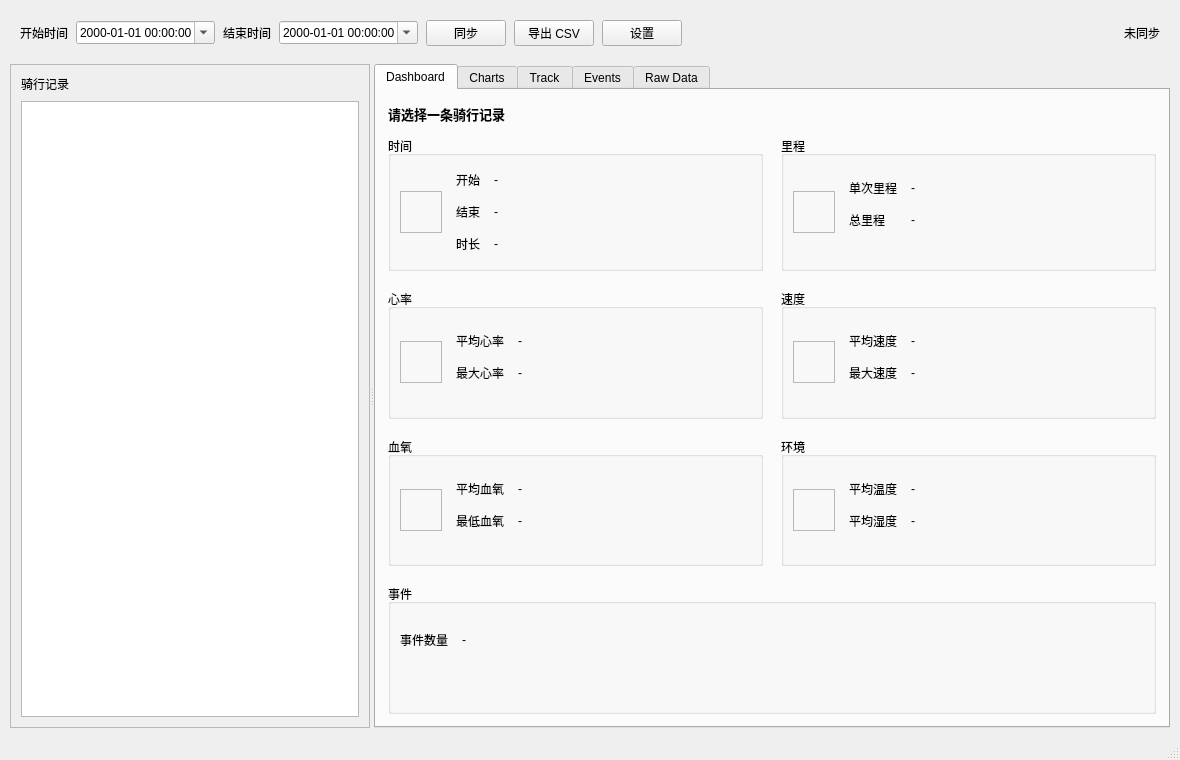
The window that src/ui/mainwindow.ui (503MHM/CyclingDataAnalyzer) describes before a commit, drawn with Qt 5.
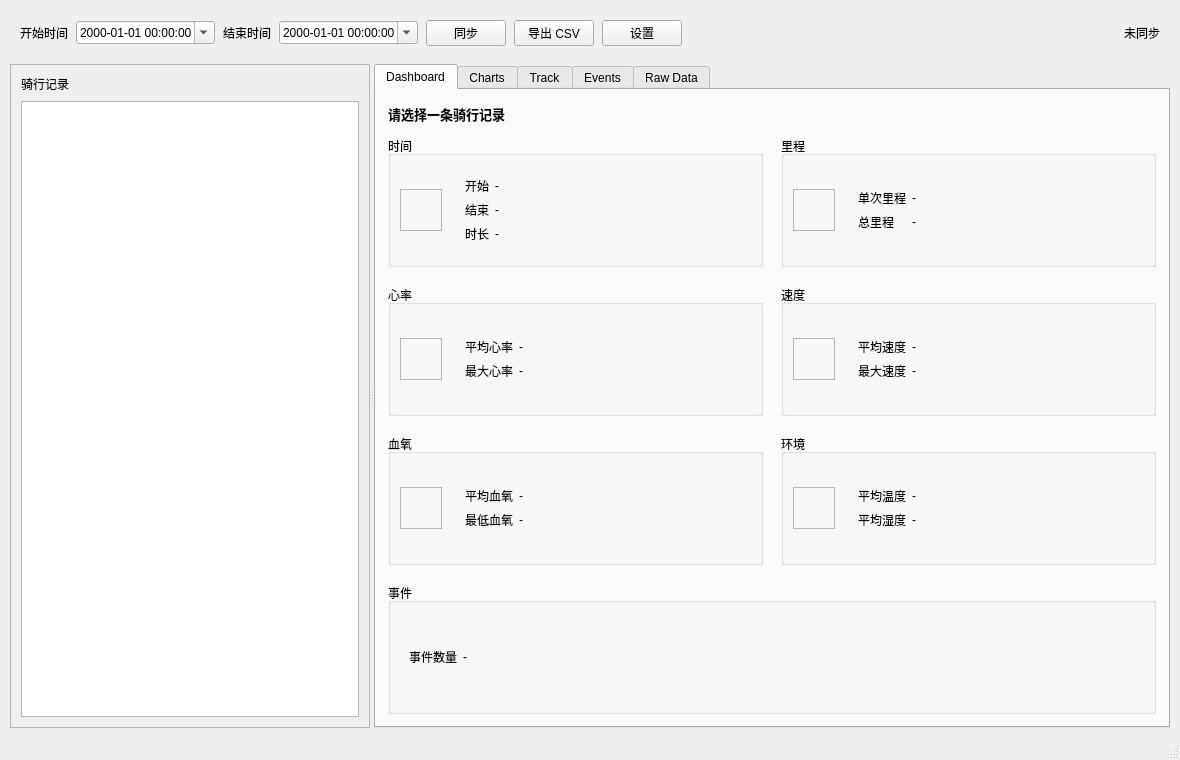
The same window after the commit.

Commit message: 新增数据填充到RawData页面

Patch:
```diff
--- a/src/ui/mainwindow.ui
+++ b/src/ui/mainwindow.ui
@@ -293,7 +293,14 @@
                 </property>
                </widget>
               </item>
-              <item>
+              <item alignment="Qt::AlignVCenter">
+               <widget class="QWidget" name="timeFormWidget">
+                <property name="sizePolicy">
+                 <sizepolicy hsizetype="Preferred" vsizetype="Fixed">
+                  <horstretch>0</horstretch>
+                  <verstretch>0</verstretch>
+                 </sizepolicy>
+                </property>
                <layout class="QFormLayout" name="timeFormLayout">
                 <property name="topMargin">
                  <number>6</number>
@@ -344,6 +351,7 @@
                  </widget>
                 </item>
                </layout>
+               </widget>
               </item>
              </layout>
             </widget>
@@ -385,7 +393,14 @@
                 </property>
                </widget>
               </item>
-              <item>
+              <item alignment="Qt::AlignVCenter">
+               <widget class="QWidget" name="distanceFormWidget">
+                <property name="sizePolicy">
+                 <sizepolicy hsizetype="Preferred" vsizetype="Fixed">
+                  <horstretch>0</horstretch>
+                  <verstretch>0</verstretch>
+                 </sizepolicy>
+                </property>
                <layout class="QFormLayout" name="distanceFormLayout">
                 <property name="topMargin">
                  <number>14</number>
@@ -422,6 +437,7 @@
                  </widget>
                 </item>
                </layout>
+               </widget>
               </item>
              </layout>
             </widget>
@@ -463,7 +479,14 @@
                 </property>
                </widget>
               </item>
-              <item>
+              <item alignment="Qt::AlignVCenter">
+               <widget class="QWidget" name="heartRateFormWidget">
+                <property name="sizePolicy">
+                 <sizepolicy hsizetype="Preferred" vsizetype="Fixed">
+                  <horstretch>0</horstretch>
+                  <verstretch>0</verstretch>
+                 </sizepolicy>
+                </property>
                <layout class="QFormLayout" name="heartRateFormLayout">
                 <property name="topMargin">
                  <number>14</number>
@@ -500,6 +523,7 @@
                  </widget>
                 </item>
                </layout>
+               </widget>
               </item>
              </layout>
             </widget>
@@ -541,7 +565,14 @@
                 </property>
                </widget>
               </item>
-              <item>
+              <item alignment="Qt::AlignVCenter">
+               <widget class="QWidget" name="speedFormWidget">
+                <property name="sizePolicy">
+                 <sizepolicy hsizetype="Preferred" vsizetype="Fixed">
+                  <horstretch>0</horstretch>
+                  <verstretch>0</verstretch>
+                 </sizepolicy>
+                </property>
                <layout class="QFormLayout" name="speedFormLayout">
                 <property name="topMargin">
                  <number>14</number>
@@ -578,6 +609,7 @@
                  </widget>
                 </item>
                </layout>
+               </widget>
               </item>
              </layout>
             </widget>
@@ -619,7 +651,14 @@
                 </property>
                </widget>
               </item>
-              <item>
+              <item alignment="Qt::AlignVCenter">
+               <widget class="QWidget" name="spo2FormWidget">
+                <property name="sizePolicy">
+                 <sizepolicy hsizetype="Preferred" vsizetype="Fixed">
+                  <horstretch>0</horstretch>
+                  <verstretch>0</verstretch>
+                 </sizepolicy>
+                </property>
                <layout class="QFormLayout" name="spo2FormLayout">
                 <property name="topMargin">
                  <number>14</number>
@@ -656,6 +695,7 @@
                  </widget>
                 </item>
                </layout>
+               </widget>
               </item>
              </layout>
             </widget>
@@ -697,7 +737,14 @@
                 </property>
                </widget>
               </item>
-              <item>
+              <item alignment="Qt::AlignVCenter">
+               <widget class="QWidget" name="environmentFormWidget">
+                <property name="sizePolicy">
+                 <sizepolicy hsizetype="Preferred" vsizetype="Fixed">
+                  <horstretch>0</horstretch>
+                  <verstretch>0</verstretch>
+                 </sizepolicy>
+                </property>
                <layout class="QFormLayout" name="environmentFormLayout">
                 <property name="topMargin">
                  <number>14</number>
@@ -734,6 +781,7 @@
                  </widget>
                 </item>
                </layout>
+               </widget>
               </item>
              </layout>
             </widget>
@@ -753,7 +801,14 @@
               <property name="spacing">
                <number>14</number>
               </property>
-              <item>
+              <item alignment="Qt::AlignVCenter">
+               <widget class="QWidget" name="eventFormWidget">
+                <property name="sizePolicy">
+                 <sizepolicy hsizetype="Preferred" vsizetype="Fixed">
+                  <horstretch>0</horstretch>
+                  <verstretch>0</verstretch>
+                 </sizepolicy>
+                </property>
                <layout class="QFormLayout" name="eventFormLayout">
                 <property name="topMargin">
                  <number>18</number>
@@ -776,6 +831,7 @@
                  </widget>
                 </item>
                </layout>
+               </widget>
               </item>
              </layout>
             </widget>
```
Lines whose indentation alone changed are shown as unchanged. The commit also changes 2 other files.
